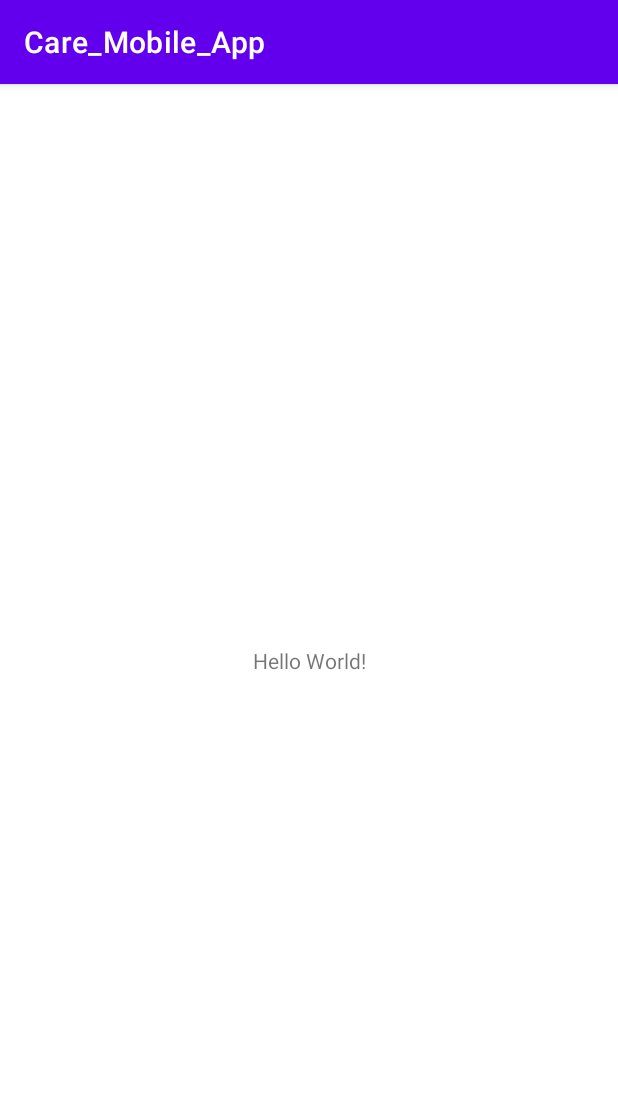
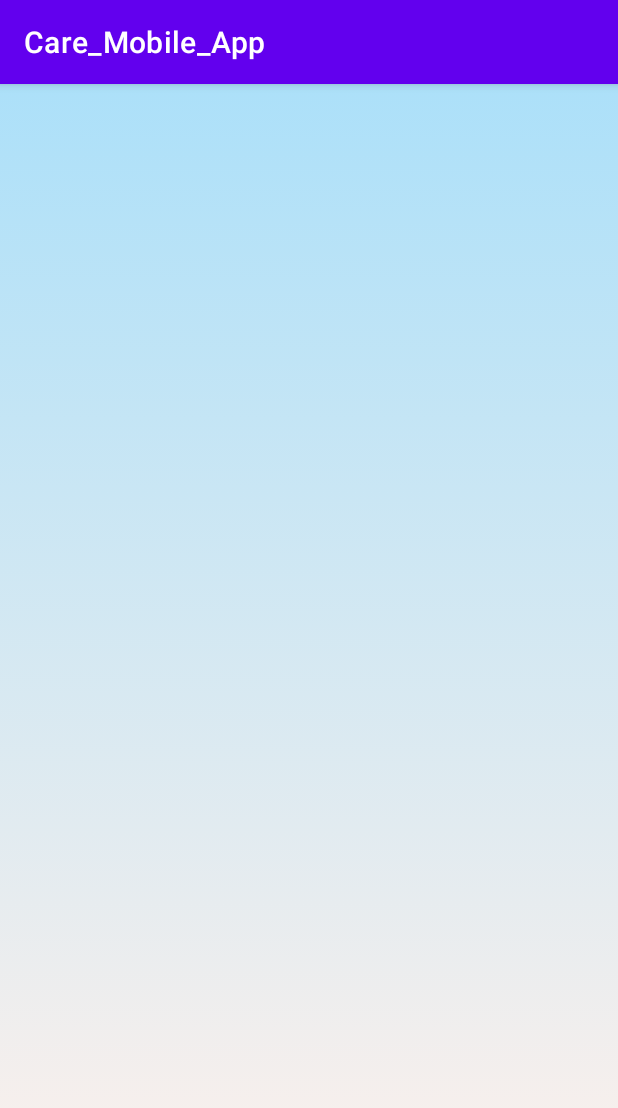
Before and after one commit to ChanakaRajapaksha/Care_Mobile_App, an Android app: the screen it shows after launch (MainActivity), on a phone screen of 412 x 824 dp. Shown: the top 1108 px of the screen. Run offline under Robolectric (Android 15) with nearby library versions, the phone set to English and light mode, and no system bars.

Commit message:
add gradient_background

```diff
--- /dev/null
+++ b/app/src/main/res/drawable/gradient_background.xml
@@ -0,0 +1,12 @@
+<?xml version="1.0" encoding="utf-8"?>
+<selector xmlns:android="http://schemas.android.com/apk/res/android">
+    <item>
+        <shape>
+            <gradient
+                android:angle="90"
+                android:startColor="#fff1eb"
+                android:endColor="#ace0f9"
+                android:type="linear"/>
+        </shape>
+    </item>
+</selector>
--- a/app/src/main/res/layout/activity_main.xml
+++ b/app/src/main/res/layout/activity_main.xml
@@ -4,15 +4,5 @@
     xmlns:tools="http://schemas.android.com/tools"
     android:layout_width="match_parent"
     android:layout_height="match_parent"
-    tools:context=".MainActivity">
-
-    <TextView
-        android:layout_width="wrap_content"
-        android:layout_height="wrap_content"
-        android:text="Hello World!"
-        app:layout_constraintBottom_toBottomOf="parent"
-        app:layout_constraintLeft_toLeftOf="parent"
-        app:layout_constraintRight_toRightOf="parent"
-        app:layout_constraintTop_toTopOf="parent" />
-
-</androidx.constraintlayout.widget.ConstraintLayout>
+    tools:context=".MainActivity"
+    android:background="@drawable/gradient_background"/>
```
